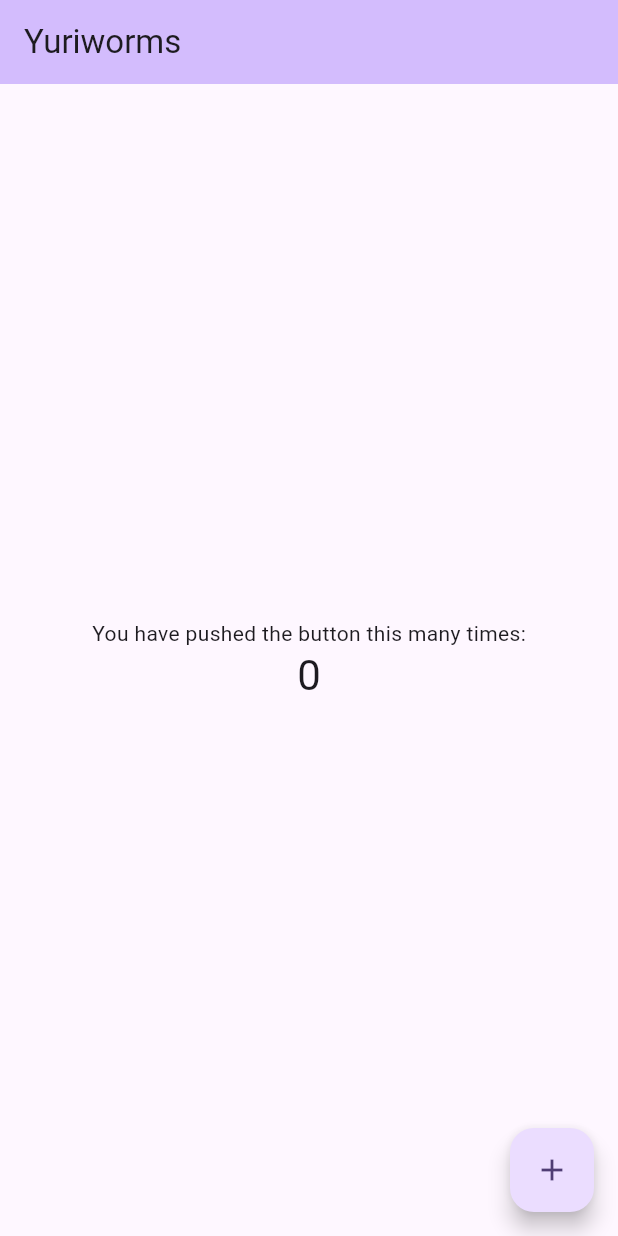
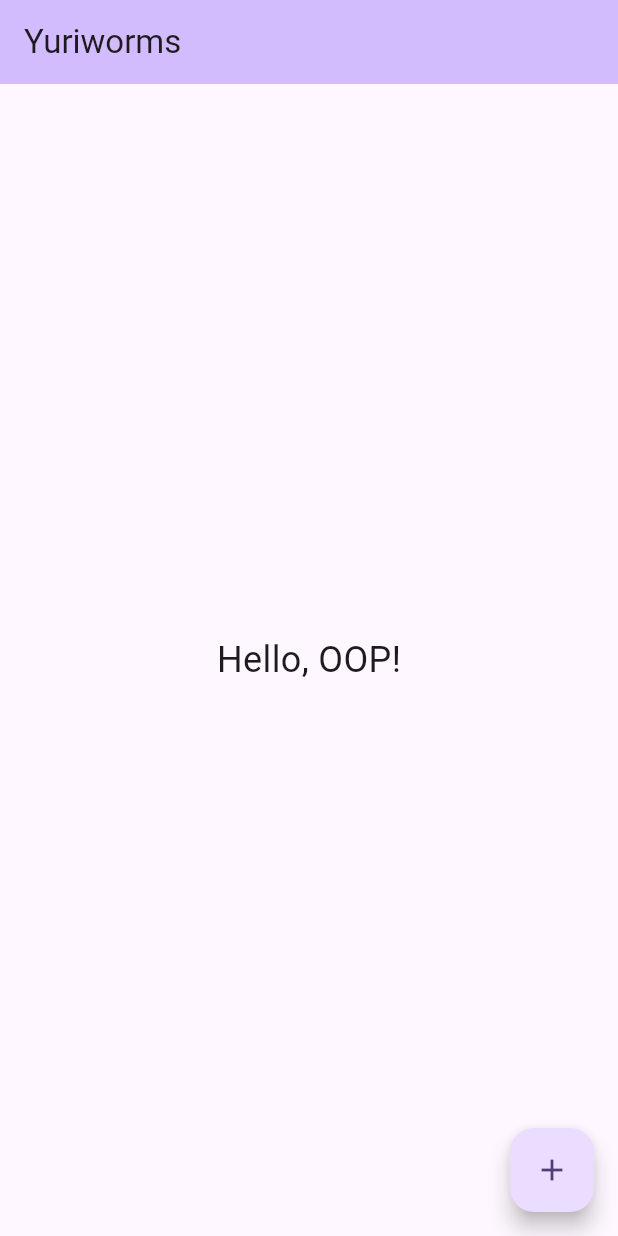
Before and after one commit to yuriiiiixx/my_oop_app, a Flutter app: the screen it shows after launch, on a phone screen of 412 x 824 dp. Run offline on Flutter 3.47's test engine with Material 3 defaults, Android fonts, the phone set to English and light mode, and no system bars.

Commit message:
feat(main.dart): add Hello, OOP! centered text

```diff
--- a/lib/main.dart
+++ b/lib/main.dart
@@ -89,7 +89,7 @@ class _MyHomePageState extends State<MyHomePage> {
       body: Center(
         // Center is a layout widget. It takes a single child and positions it
         // in the middle of the parent.
-        child: Column(
+        child: Text(
           // Column is also a layout widget. It takes a list of children and
           // arranges them vertically. By default, it sizes itself to fit its
           // children horizontally, and tries to be as tall as its parent.
@@ -103,16 +103,8 @@ class _MyHomePageState extends State<MyHomePage> {
           // TRY THIS: Invoke "debug painting" (choose the "Toggle Debug Paint"
           // action in the IDE, or press "p" in the console), to see the
           // wireframe for each widget.
-          mainAxisAlignment: MainAxisAlignment.center,
-          children: <Widget>[
-            const Text(
-              'You have pushed the button this many times:',
-            ),
-            Text(
-              '$_counter',
-              style: Theme.of(context).textTheme.headlineMedium,
-            ),
-          ],
+          'Hello, OOP!',
+          style: TextStyle(fontSize: 24),
         ),
       ),
       floatingActionButton: FloatingActionButton(
```
